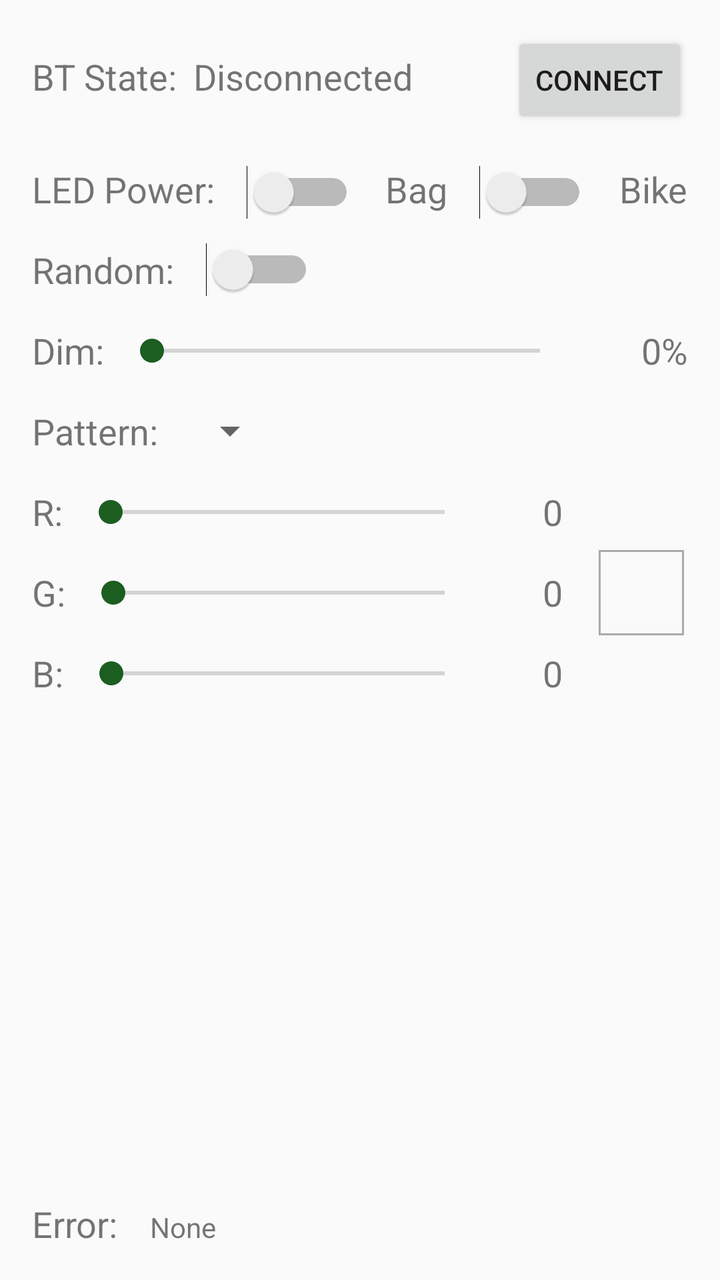
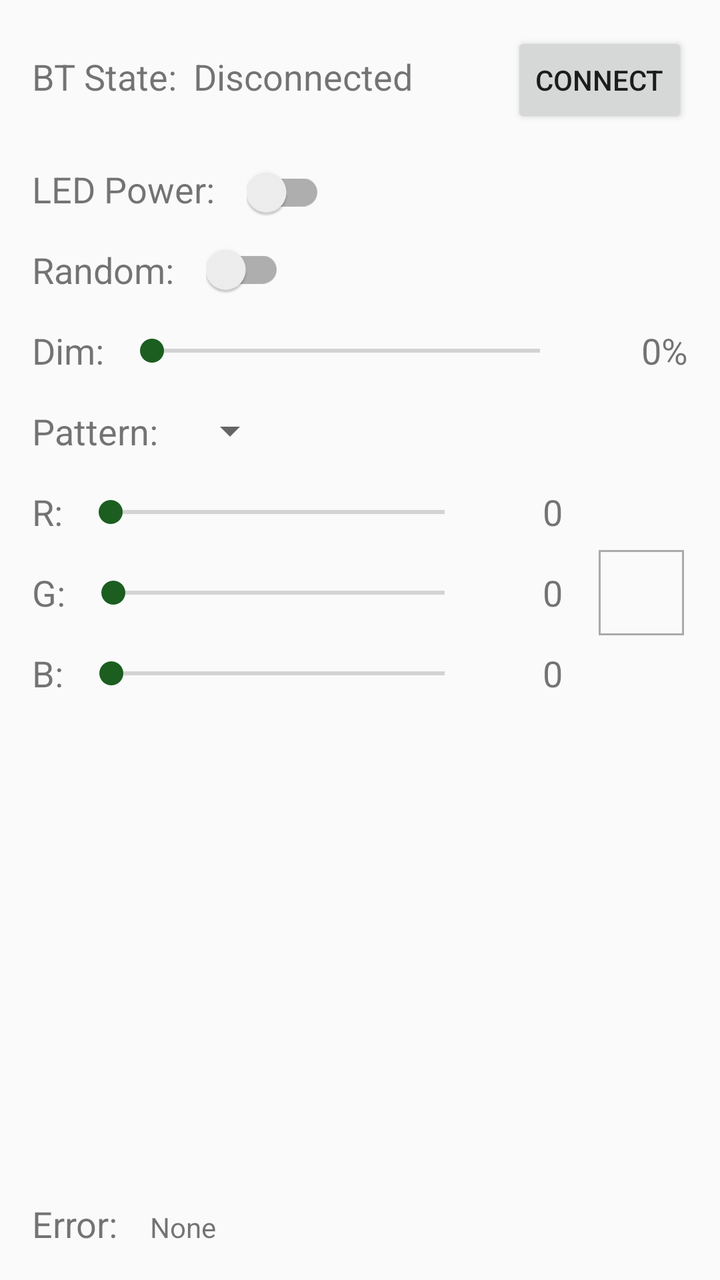

Screens rendered from an Android XML layout before and after an edit, with the pre-edit source and the edit as a unified diff.
<!-- AndroidManifest.xml: activity theme AppTheme -->
<!-- res/layout/activity_main.xml -->
<?xml version="1.0" encoding="utf-8"?>
<androidx.constraintlayout.widget.ConstraintLayout xmlns:android="http://schemas.android.com/apk/res/android"
  xmlns:app="http://schemas.android.com/apk/res-auto"
  xmlns:tools="http://schemas.android.com/tools"
  android:layout_width="match_parent"
  android:layout_height="match_parent"
  android:fitsSystemWindows="true"
  tools:context=".MainActivity">

  <Spinner
    android:id="@+id/patternSpinner"
    android:layout_width="wrap_content"
    android:layout_height="wrap_content"
    android:layout_marginStart="12dp"
    android:layout_marginTop="16dp"
    android:textSize="18sp"
    app:layout_constraintStart_toEndOf="@+id/patternLabel"
    app:layout_constraintTop_toBottomOf="@+id/dimmerLabel" />

  <Switch
    android:id="@+id/powerSwitch"
    android:layout_width="wrap_content"
    android:layout_height="wrap_content"
    android:layout_marginStart="16dp"
    android:checked="false"
    app:layout_constraintBaseline_toBaselineOf="@+id/powerText"
    app:layout_constraintStart_toEndOf="@+id/powerText" />

  <TextView
    android:id="@+id/powerText"
    android:layout_width="wrap_content"
    android:layout_height="wrap_content"
    android:layout_marginStart="16dp"
    android:layout_marginTop="32dp"
    android:text="@string/led_power"
    android:textSize="18sp"
    app:layout_constraintStart_toStartOf="parent"
    app:layout_constraintTop_toBottomOf="@+id/btStatusLabel" />

  <TextView
    android:id="@+id/btStatusText"
    android:layout_width="wrap_content"
    android:layout_height="wrap_content"
    android:layout_marginStart="8dp"
    android:text="@string/bluetooth_disconnected"
    android:textSize="18sp"
    app:layout_constraintBaseline_toBaselineOf="@+id/btReconnectButton"
    app:layout_constraintStart_toEndOf="@+id/btStatusLabel" />

  <TextView
    android:id="@+id/btStatusLabel"
    android:layout_width="wrap_content"
    android:layout_height="wrap_content"
    android:layout_marginStart="16dp"
    android:text="@string/bluetooth_status"
    android:textSize="18sp"
    app:layout_constraintBaseline_toBaselineOf="@+id/btStatusText"
    app:layout_constraintStart_toStartOf="parent" />

  <Button
    android:id="@+id/btReconnectButton"
    android:layout_width="wrap_content"
    android:layout_height="wrap_content"
    android:layout_marginEnd="16dp"
    android:layout_marginTop="16dp"
    android:text="@string/bluetooth_connect"
    app:layout_constraintEnd_toEndOf="parent"
    app:layout_constraintTop_toTopOf="parent" />

  <TextView
    android:id="@+id/patternLabel"
    android:layout_width="wrap_content"
    android:layout_height="wrap_content"
    android:layout_marginStart="16dp"
    android:layout_marginTop="16dp"
    android:text="@string/pattern"
    android:textSize="18sp"
    app:layout_constraintStart_toStartOf="parent"
    app:layout_constraintTop_toBottomOf="@+id/dimmerLabel" />

  <TextView
    android:id="@+id/dimmerLabel"
    android:layout_width="wrap_content"
    android:layout_height="wrap_content"
    android:layout_marginStart="16dp"
    android:layout_marginTop="16dp"
    android:text="@string/dim_label"
    android:textSize="18sp"
    app:layout_constraintStart_toStartOf="parent"
    app:layout_constraintTop_toBottomOf="@+id/randomLabel" />

  <TextView
    android:id="@+id/brightnessPercentText"
    android:layout_width="50dp"
    android:layout_height="wrap_content"
    android:layout_marginEnd="16dp"
    android:text="@string/dim_percent_default"
    android:textAlignment="textEnd"
    android:textSize="18sp"
    app:layout_constraintBaseline_toBaselineOf="@+id/dimmerLabel"
    app:layout_constraintEnd_toEndOf="parent" />

  <SeekBar
    android:id="@+id/brightnessBar"
    android:layout_width="0dp"
    android:layout_height="30dp"
    android:layout_marginEnd="8dp"
    android:layout_marginStart="8dp"
    app:layout_constraintBottom_toBottomOf="@+id/dimmerLabel"
    app:layout_constraintEnd_toStartOf="@+id/brightnessPercentText"
    app:layout_constraintHorizontal_bias="1.0"
    app:layout_constraintStart_toEndOf="@+id/dimmerLabel"
    app:layout_constraintTop_toTopOf="@+id/dimmerLabel" />

  <SeekBar
    android:id="@+id/redSlider"
    android:layout_width="0dp"
    android:layout_height="30dp"
    android:layout_marginEnd="8dp"
    android:layout_marginStart="8dp"
    app:layout_constraintBottom_toBottomOf="@+id/redLabel"
    app:layout_constraintEnd_toStartOf="@+id/redValue"
    app:layout_constraintStart_toEndOf="@+id/redLabel"
    app:layout_constraintTop_toTopOf="@+id/redLabel" />

  <SeekBar
    android:id="@+id/greenSlider"
    android:layout_width="0dp"
    android:layout_height="30dp"
    android:layout_marginEnd="8dp"
    android:layout_marginStart="8dp"
    app:layout_constraintBottom_toBottomOf="@+id/greenLabel"
    app:layout_constraintEnd_toStartOf="@+id/greenValue"
    app:layout_constraintStart_toEndOf="@+id/greenLabel"
    app:layout_constraintTop_toTopOf="@+id/greenLabel" />

  <SeekBar
    android:id="@+id/blueSlider"
    android:layout_width="0dp"
    android:layout_height="30dp"
    android:layout_marginEnd="8dp"
    android:layout_marginStart="8dp"
    app:layout_constraintBottom_toBottomOf="@+id/blueLabel"
    app:layout_constraintEnd_toStartOf="@+id/blueValue"
    app:layout_constraintStart_toEndOf="@+id/blueLabel"
    app:layout_constraintTop_toTopOf="@+id/blueLabel" />

  <TextView
    android:id="@+id/redValue"
    android:layout_width="35dp"
    android:layout_height="wrap_content"
    android:layout_marginEnd="16dp"
    android:text="@string/color_component_default"
    android:textAlignment="textEnd"
    android:textSize="18sp"
    app:layout_constraintBaseline_toBaselineOf="@+id/redLabel"
    app:layout_constraintEnd_toStartOf="@+id/colorBox" />

  <TextView
    android:id="@+id/greenValue"
    android:layout_width="35dp"
    android:layout_height="wrap_content"
    android:layout_marginEnd="16dp"
    android:text="@string/color_component_default"
    android:textAlignment="textEnd"
    android:textSize="18sp"
    app:layout_constraintBaseline_toBaselineOf="@+id/greenLabel"
    app:layout_constraintEnd_toStartOf="@+id/colorBox" />

  <TextView
    android:id="@+id/blueValue"
    android:layout_width="35dp"
    android:layout_height="wrap_content"
    android:layout_marginEnd="16dp"
    android:text="@string/color_component_default"
    android:textAlignment="textEnd"
    android:textSize="18sp"
    app:layout_constraintBaseline_toBaselineOf="@+id/blueLabel"
    app:layout_constraintEnd_toStartOf="@+id/colorBox" />

  <TextView
    android:id="@+id/redLabel"
    android:layout_width="wrap_content"
    android:layout_height="wrap_content"
    android:layout_marginStart="16dp"
    android:layout_marginTop="16dp"
    android:text="@string/red_label"
    android:textSize="18sp"
    app:layout_constraintStart_toStartOf="parent"
    app:layout_constraintTop_toBottomOf="@+id/patternLabel" />

  <TextView
    android:id="@+id/greenLabel"
    android:layout_width="wrap_content"
    android:layout_height="wrap_content"
    android:layout_marginStart="16dp"
    android:layout_marginTop="16dp"
    android:text="@string/green_label"
    android:textSize="18sp"
    app:layout_constraintStart_toStartOf="parent"
    app:layout_constraintTop_toBottomOf="@+id/redLabel" />

  <TextView
    android:id="@+id/blueLabel"
    android:layout_width="wrap_content"
    android:layout_height="wrap_content"
    android:layout_marginStart="16dp"
    android:layout_marginTop="16dp"
    android:text="@string/blue_label"
    android:textSize="18sp"
    app:layout_constraintStart_toStartOf="parent"
    app:layout_constraintTop_toBottomOf="@+id/greenLabel" />

  <TextView
    android:id="@+id/colorBox"
    android:layout_width="0dp"
    android:layout_height="0dp"
    android:layout_marginBottom="32dp"
    android:layout_marginEnd="16dp"
    android:layout_marginTop="32dp"
    android:background="@drawable/border"
    app:layout_constraintBottom_toBottomOf="@+id/blueSlider"
    app:layout_constraintDimensionRatio="1:1"
    app:layout_constraintEnd_toEndOf="parent"
    app:layout_constraintTop_toTopOf="@+id/redSlider" />

  <Switch
    android:id="@+id/driverModeSwitch"
    android:layout_width="wrap_content"
    android:layout_height="wrap_content"
    android:layout_marginEnd="16dp"
    app:layout_constraintBaseline_toBaselineOf="@+id/bagLabel"
    app:layout_constraintEnd_toStartOf="@+id/bikeLabel" />

  <TextView
    android:id="@+id/bikeLabel"
    android:layout_width="wrap_content"
    android:layout_height="wrap_content"
    android:layout_marginEnd="16dp"
    android:text="@string/bike"
    android:textSize="18sp"
    app:layout_constraintBaseline_toBaselineOf="@+id/driverModeSwitch"
    app:layout_constraintEnd_toEndOf="parent" />

  <TextView
    android:id="@+id/bagLabel"
    android:layout_width="wrap_content"
    android:layout_height="wrap_content"
    android:layout_marginEnd="16dp"
    android:text="@string/bag"
    android:textSize="18sp"
    app:layout_constraintBaseline_toBaselineOf="@+id/powerSwitch"
    app:layout_constraintEnd_toStartOf="@+id/driverModeSwitch" />

  <TextView
    android:id="@+id/errorLabel"
    android:layout_width="wrap_content"
    android:layout_height="wrap_content"
    android:layout_marginBottom="16dp"
    android:layout_marginStart="16dp"
    android:text="@string/error_label"
    android:textSize="18sp"
    app:layout_constraintBottom_toBottomOf="parent"
    app:layout_constraintStart_toStartOf="parent" />

  <TextView
    android:id="@+id/errorText"
    android:layout_width="0dp"
    android:layout_height="wrap_content"
    android:layout_marginEnd="16dp"
    android:layout_marginStart="16dp"
    android:text="@string/error_default"
    android:textSize="14sp"
    app:layout_constraintBaseline_toBaselineOf="@+id/errorLabel"
    app:layout_constraintEnd_toEndOf="parent"
    app:layout_constraintStart_toEndOf="@+id/errorLabel" />

  <TextView
    android:id="@+id/randomLabel"
    android:layout_width="wrap_content"
    android:layout_height="wrap_content"
    android:layout_marginStart="16dp"
    android:layout_marginTop="16dp"
    android:text="@string/random_label"
    android:textSize="18sp"
    app:layout_constraintStart_toStartOf="parent"
    app:layout_constraintTop_toBottomOf="@+id/powerText" />

  <Switch
    android:id="@+id/randomSwitch"
    android:layout_width="wrap_content"
    android:layout_height="wrap_content"
    android:layout_marginStart="16dp"
    android:textSize="18sp"
    app:layout_constraintBaseline_toBaselineOf="@+id/randomLabel"
    app:layout_constraintStart_toEndOf="@+id/randomLabel" />

</androidx.constraintlayout.widget.ConstraintLayout>
<!-- resources referenced by this layout -->
<resources>
  <!-- drawable border (drawable) -->
  <?xml version="1.0" encoding="utf-8"?>
  <layer-list xmlns:android="http://schemas.android.com/apk/res/android">
  
    <item
      android:left="2dp"
      android:right="2dp"
      android:top="2dp"
      android:bottom="2dp">
      <shape android:shape="rectangle">
        <stroke
          android:width="1dp"
          android:color="@android:color/darker_gray" />
      </shape>
    </item>
  
  </layer-list>
  <string name="bag">Bag</string>
  <string name="bike">Bike</string>
  <string name="blue_label">B:</string>
  <string name="bluetooth_connect">Connect</string>
  <string name="bluetooth_disconnected">Disconnected</string>
  <string name="bluetooth_status">BT State:</string>
  <string name="color_component_default">0</string>
  <string name="dim_label">Dim:</string>
  <string name="dim_percent_default">0%</string>
  <string name="error_default">None</string>
  <string name="error_label">Error:</string>
  <string name="green_label">G:</string>
  <string name="led_power">LED Power:</string>
  <string name="pattern">Pattern:</string>
  <string name="random_label">Random:</string>
  <string name="red_label">R:</string>
  <style name="AppTheme" parent="Theme.AppCompat.Light.DarkActionBar">
      <item name="colorPrimary">@color/colorPrimary</item>
      <item name="colorPrimaryDark">@color/colorPrimaryDark</item>
      <item name="colorAccent">@color/colorAccent</item>
      <item name="colorError">@color/colorError</item>
    </style>
  <color name="colorPrimary">#3F51B5</color>
  <color name="colorPrimaryDark">#303F9F</color>
  <color name="colorAccent">#1b5e20</color>
  <color name="colorError">#b00020</color>
</resources>

<!-- the commit's change to res/layout/activity_main.xml (unified diff, before → after) -->
@@ -17,7 +17,7 @@
     app:layout_constraintStart_toEndOf="@+id/patternLabel"
     app:layout_constraintTop_toBottomOf="@+id/dimmerLabel" />
 
-  <Switch
+  <androidx.appcompat.widget.SwitchCompat
     android:id="@+id/powerSwitch"
     android:layout_width="wrap_content"
     android:layout_height="wrap_content"
@@ -224,34 +224,6 @@
     app:layout_constraintEnd_toEndOf="parent"
     app:layout_constraintTop_toTopOf="@+id/redSlider" />
 
-  <Switch
-    android:id="@+id/driverModeSwitch"
-    android:layout_width="wrap_content"
-    android:layout_height="wrap_content"
-    android:layout_marginEnd="16dp"
-    app:layout_constraintBaseline_toBaselineOf="@+id/bagLabel"
-    app:layout_constraintEnd_toStartOf="@+id/bikeLabel" />
-
-  <TextView
-    android:id="@+id/bikeLabel"
-    android:layout_width="wrap_content"
-    android:layout_height="wrap_content"
-    android:layout_marginEnd="16dp"
-    android:text="@string/bike"
-    android:textSize="18sp"
-    app:layout_constraintBaseline_toBaselineOf="@+id/driverModeSwitch"
-    app:layout_constraintEnd_toEndOf="parent" />
-
-  <TextView
-    android:id="@+id/bagLabel"
-    android:layout_width="wrap_content"
-    android:layout_height="wrap_content"
-    android:layout_marginEnd="16dp"
-    android:text="@string/bag"
-    android:textSize="18sp"
-    app:layout_constraintBaseline_toBaselineOf="@+id/powerSwitch"
-    app:layout_constraintEnd_toStartOf="@+id/driverModeSwitch" />
-
   <TextView
     android:id="@+id/errorLabel"
     android:layout_width="wrap_content"
@@ -286,7 +258,7 @@
     app:layout_constraintStart_toStartOf="parent"
     app:layout_constraintTop_toBottomOf="@+id/powerText" />
 
-  <Switch
+  <androidx.appcompat.widget.SwitchCompat
     android:id="@+id/randomSwitch"
     android:layout_width="wrap_content"
     android:layout_height="wrap_content"
<!-- resource entries referenced after the edit -->
@@ -17,8 +17,6 @@
     </item>
   
   </layer-list>
-  <string name="bag">Bag</string>
-  <string name="bike">Bike</string>
   <string name="blue_label">B:</string>
   <string name="bluetooth_connect">Connect</string>
   <string name="bluetooth_disconnected">Disconnected</string>
